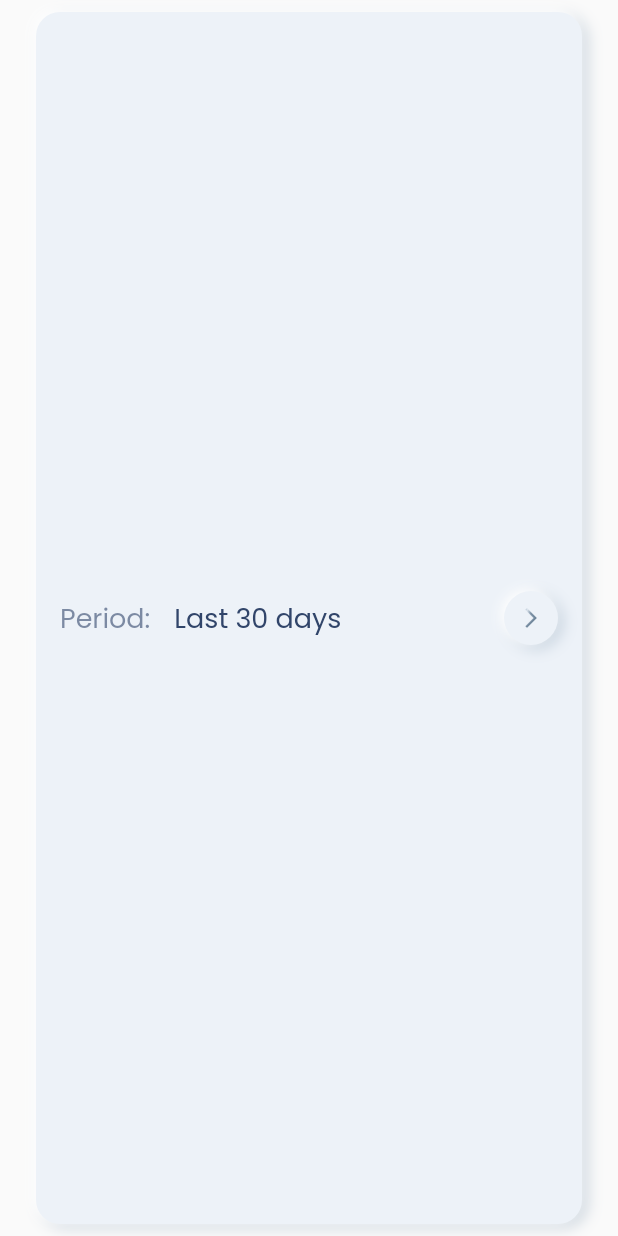
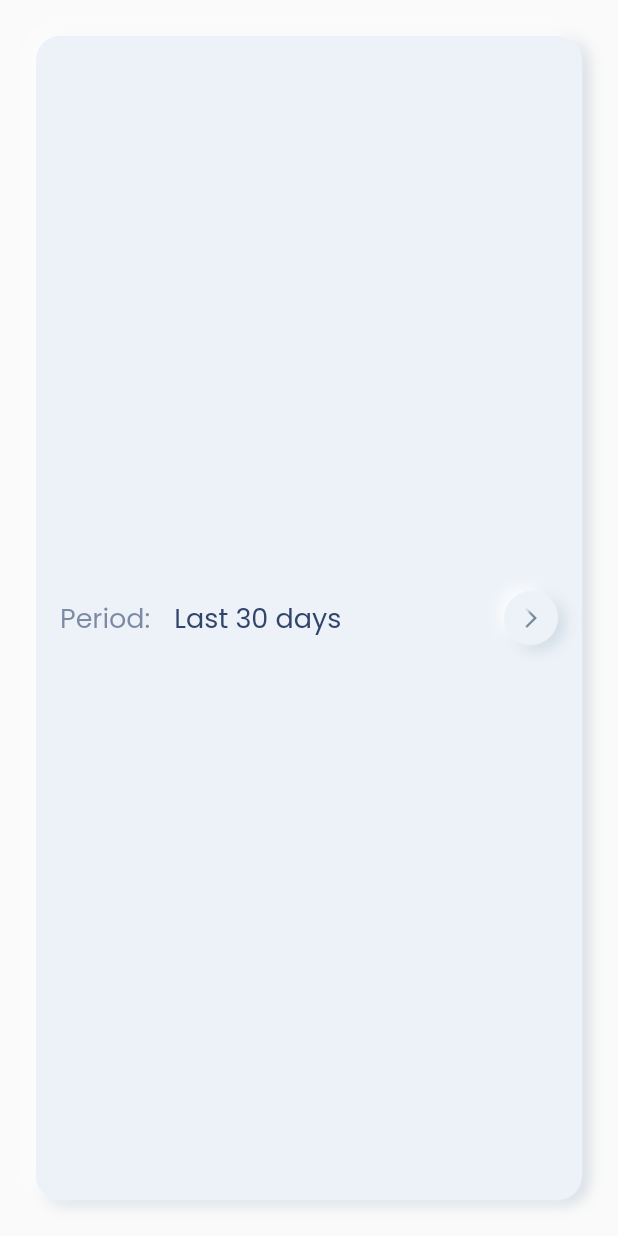
Before and after one commit to Sveta-K13/skeuomorph_mobile_banking, a Flutter app: the PeriodCard widget shown alone on an empty page, opened directly, on a phone screen of 412 x 824 dp. Run offline on Flutter 3.47's test engine with Material 2 defaults, Android fonts, the phone set to English and light mode, and no system bars; missing offline and left inert: flutter_circular_text.

Commit message:
white shadow

```diff
--- a/lib/statistic_light_screen.dart
+++ b/lib/statistic_light_screen.dart
@@ -74,7 +74,7 @@ class _StatisticLightScreenState extends State<StatisticLightScreen> {
       decoration: BoxDecoration(
         gradient: LinearGradient(colors: <Color>[
           Color(0xFFF1F5F8),
-          Color(0xFFEDF2F8),
+          Color(0xFFDDE7F3),
           Color(0xFFE5F0F9),
         ], transform: GradientRotation(pi / 2), tileMode: TileMode.clamp),
       ),
@@ -113,8 +113,7 @@ class _StatisticLightScreenState extends State<StatisticLightScreen> {
                 currentIndex: currentListIndex,
               ),
             ),
-            Flexible(
-              child: Container(
+            Container(
               height: 128,
               child: NotificationListener<ScrollNotification>(
                 onNotification: (scrollNotification) {
@@ -151,7 +150,6 @@ class _StatisticLightScreenState extends State<StatisticLightScreen> {
                 ),
               ),
             ),
-            ),
             Padding(
               padding:
                   const EdgeInsets.symmetric(vertical: 8.0, horizontal: 16.0),
--- a/lib/theme.dart
+++ b/lib/theme.dart
@@ -52,8 +52,8 @@ List<BoxShadow> skShadow = <BoxShadow>[
     color: Color(0xFF8CA2B7).withOpacity(0.4),
   ),
   BoxShadow(
-    blurRadius: 6.0,
-    offset: Offset(-2.5, -1.5),
+    blurRadius: 8.0,
+    offset: Offset(-3.5, -2.5),
     color: Color(0xFFFFFFFF),
   ),
 ];
--- a/lib/widgets/category_card.dart
+++ b/lib/widgets/category_card.dart
@@ -13,7 +13,7 @@ class CategoryCard extends StatelessWidget {
       constraints:
           BoxConstraints(minWidth: MediaQuery.of(context).size.width - 64),
       margin: EdgeInsets.symmetric(horizontal: 8.0, vertical: 16.0),
-      padding: EdgeInsets.all(2.0),
+      padding: EdgeInsets.all(3.0),
       decoration: BoxDecoration(
         boxShadow: skShadow,
         color: uiBgColor,
--- a/lib/widgets/period_card.dart
+++ b/lib/widgets/period_card.dart
@@ -5,11 +5,15 @@ import 'package:skeuomorph_mobile_banking/widgets/soft_button.dart';
 class PeriodCard extends StatelessWidget {
   @override
   Widget build(BuildContext context) {
-    return Container(
+    return Padding(
+      padding: const EdgeInsets.symmetric(vertical: 16.0),
+      child: Container(
         constraints: BoxConstraints(minHeight: 64.0),
         margin: EdgeInsets.symmetric(horizontal: 24.0, vertical: 8.0),
         decoration: BoxDecoration(
-          color: uiBgColor, borderRadius: boxBorderRadius, boxShadow: skShadow),
+            color: uiBgColor,
+            borderRadius: boxBorderRadius,
+            boxShadow: skShadow),
         child: Row(
           children: [
             Padding(
@@ -32,6 +36,7 @@ class PeriodCard extends StatelessWidget {
             SoftButton(),
           ],
         ),
+      ),
     );
   }
 }
```
Lines whose indentation alone changed are shown as unchanged.
